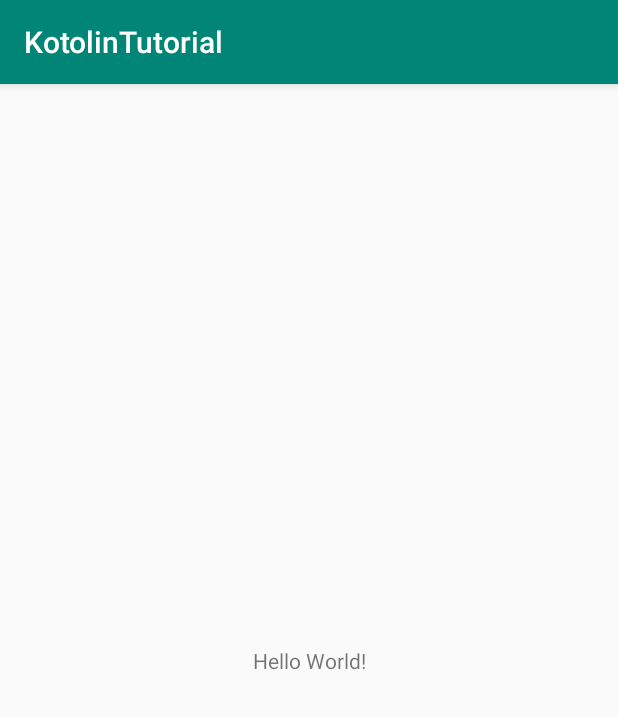
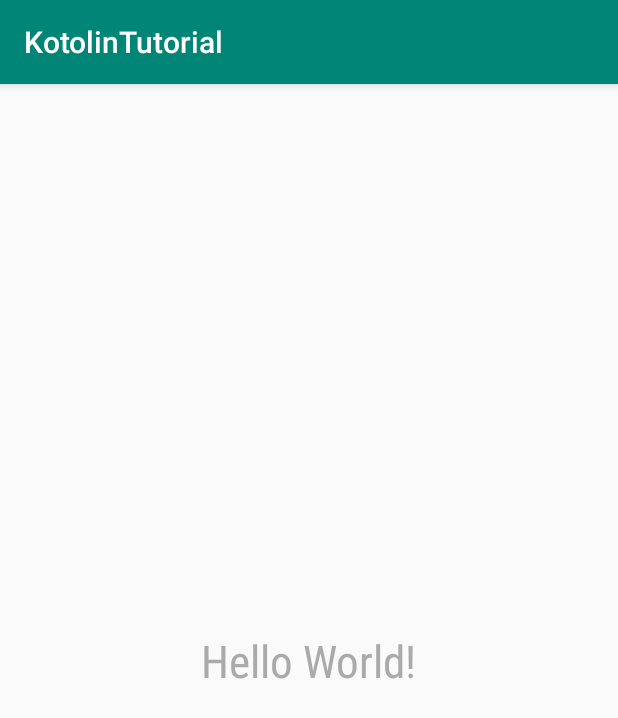
Before and after one commit to y-sumida/KotlinTutorial, an Android app: the screen it shows after launch (MainActivity), on a phone screen of 412 x 824 dp. Shown: the top 718 px of the screen. Run offline under Robolectric (Android 15) with nearby library versions, the phone set to English and light mode, and no system bars.

Commit message:
Hello Worldのフォントとカラーを変更

```diff
--- a/app/src/main/res/layout/activity_main.xml
+++ b/app/src/main/res/layout/activity_main.xml
@@ -14,6 +14,7 @@
             app:layout_constraintBottom_toBottomOf="parent"
             app:layout_constraintLeft_toLeftOf="parent"
             app:layout_constraintRight_toRightOf="parent"
-            app:layout_constraintTop_toTopOf="parent"/>
+            app:layout_constraintTop_toTopOf="parent" android:fontFamily="sans-serif-condensed"
+            android:textSize="30sp" android:textColor="@android:color/darker_gray"/>
 
 </android.support.constraint.ConstraintLayout>
```
